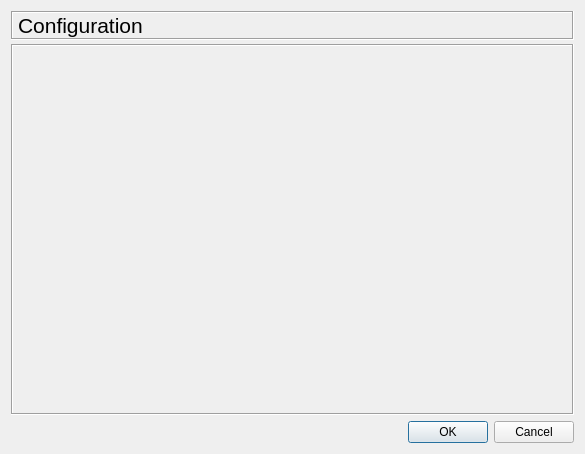
Old version of the form gns3/ui/configuration_dialog.ui in the repository mpplab/MNSS.
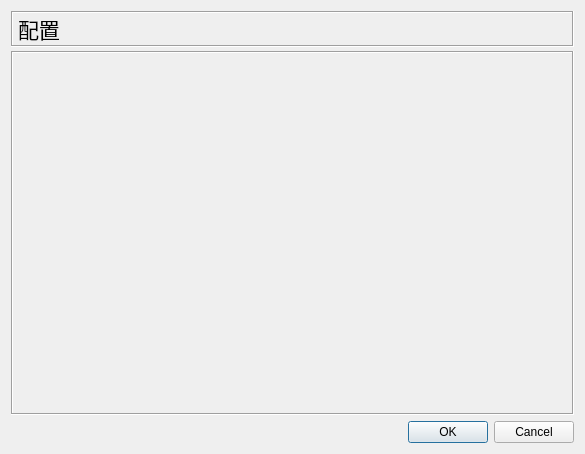
New version of the form.

What changed in the file:
```diff
--- a/gns3/ui/configuration_dialog.ui
+++ b/gns3/ui/configuration_dialog.ui
@@ -44,7 +44,7 @@
           <enum>QFrame::Sunken</enum>
          </property>
          <property name="text">
-          <string>Configuration</string>
+          <string>配置</string>
          </property>
          <property name="textFormat">
           <enum>Qt::PlainText</enum>
```
Left out of the diff: 13 changed lines with no effect on the pictures.
